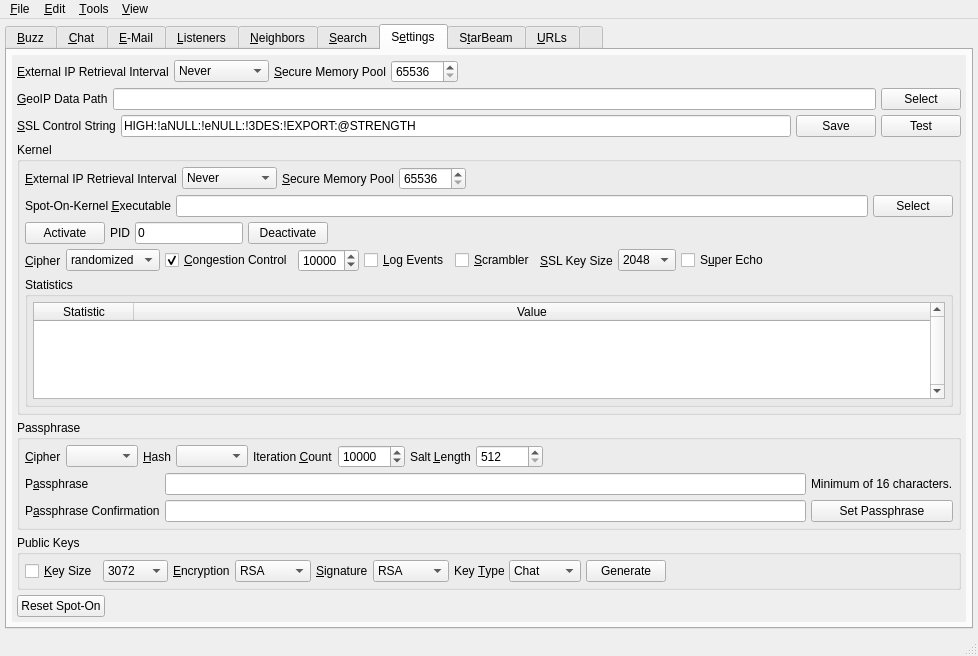
This is UI/controlcenter.ui in xloem/spot-on-svn as Qt 5 draws it before an edit. The edited form follows.
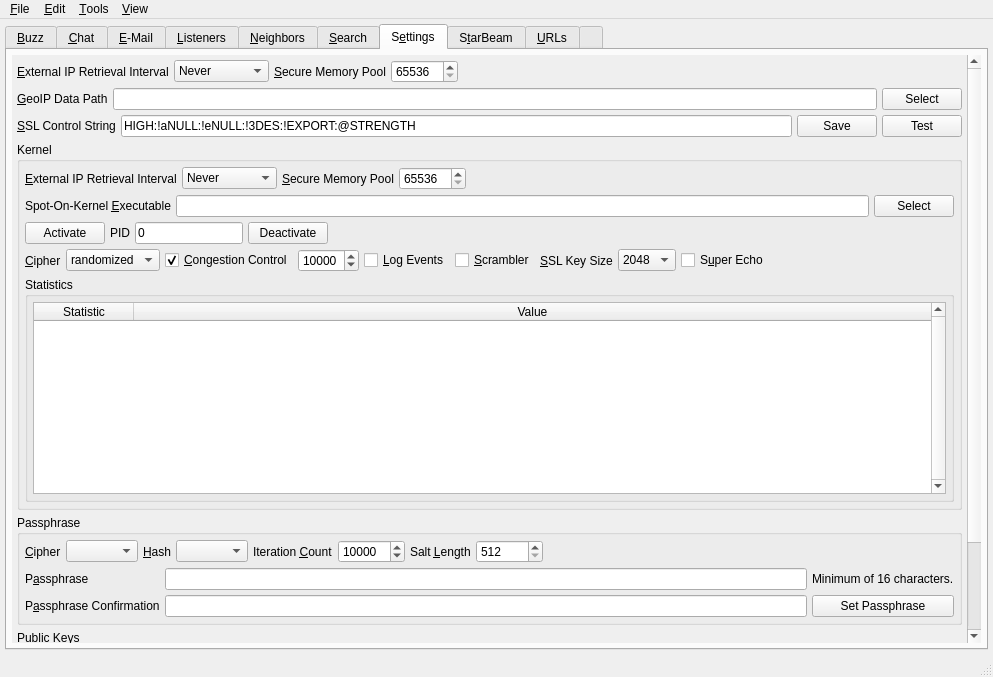
This is the edited form. The open tabs and pages were chosen to show the change. Icons and pictures are not drawn. Custom widgets are drawn as their Qt base class.

```diff
--- a/UI/controlcenter.ui
+++ b/UI/controlcenter.ui
@@ -6,8 +6,8 @@
    <rect>
     <x>0</x>
     <y>0</y>
-    <width>978</width>
-    <height>656</height>
+    <width>993</width>
+    <height>677</height>
    </rect>
   </property>
   <property name="windowTitle">
@@ -373,8 +373,8 @@
                <rect>
                 <x>0</x>
                 <y>0</y>
-                <width>611</width>
-                <height>463</height>
+                <width>686</width>
+                <height>447</height>
                </rect>
               </property>
               <layout class="QHBoxLayout" name="horizontalLayout_25">
@@ -2064,8 +2064,8 @@
                 <rect>
                  <x>0</x>
                  <y>0</y>
-                 <width>241</width>
-                 <height>404</height>
+                 <width>253</width>
+                 <height>428</height>
                 </rect>
                </property>
                <layout class="QVBoxLayout" name="verticalLayout_38">
@@ -3426,8 +3426,8 @@
             <rect>
              <x>0</x>
              <y>0</y>
-             <width>869</width>
-             <height>643</height>
+             <width>951</width>
+             <height>753</height>
             </rect>
            </property>
            <layout class="QVBoxLayout" name="verticalLayout_35">
@@ -4126,6 +4126,16 @@
                  <property name="margin">
                   <number>5</number>
                  </property>
+                 <item>
+                  <widget class="QLabel" name="publicKeysInformation">
+                   <property name="text">
+                    <string>Chat Key Pair: 0, Chat Signature Key Pair: 0, E-Mail Key Pair: 0, E-Mail Signature Key Pair: 0, Rosetta Key Pair: 0, Rosetta Signature Key Pair: 0, URL Key Pair: 0, URL Signature Key Pair: 0.</string>
+                   </property>
+                   <property name="wordWrap">
+                    <bool>true</bool>
+                   </property>
+                  </widget>
+                 </item>
                  <item>
                   <layout class="QHBoxLayout" name="horizontalLayout_51">
                    <property name="spacing">
@@ -4308,19 +4318,6 @@
                 </layout>
                </widget>
               </item>
-              <item>
-               <spacer name="verticalSpacer_10">
-                <property name="orientation">
-                 <enum>Qt::Vertical</enum>
-                </property>
-                <property name="sizeHint" stdset="0">
-                 <size>
-                  <width>20</width>
-                  <height>40</height>
-                 </size>
-                </property>
-               </spacer>
-              </item>
               <item>
                <layout class="QHBoxLayout" name="horizontalLayout_11">
                 <property name="spacing">
@@ -4380,8 +4377,8 @@
             <rect>
              <x>0</x>
              <y>0</y>
-             <width>478</width>
-             <height>510</height>
+             <width>491</width>
+             <height>521</height>
             </rect>
            </property>
            <layout class="QVBoxLayout" name="verticalLayout_43">
@@ -5909,8 +5906,8 @@
     <rect>
      <x>0</x>
      <y>0</y>
-     <width>978</width>
-     <height>22</height>
+     <width>993</width>
+     <height>24</height>
     </rect>
    </property>
    <widget class="QMenu" name="menu_File">
```
